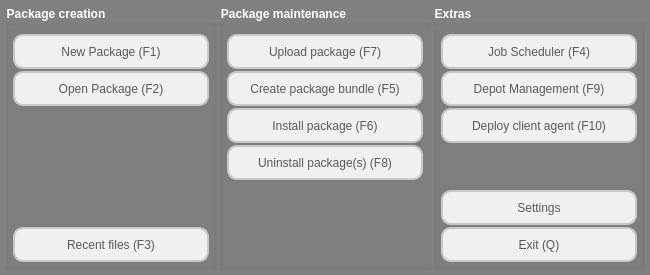
Before: the Qt Designer form oPB/ui/startup.ui in pandel/opsiPackageBuilder, drawn with Qt 5.
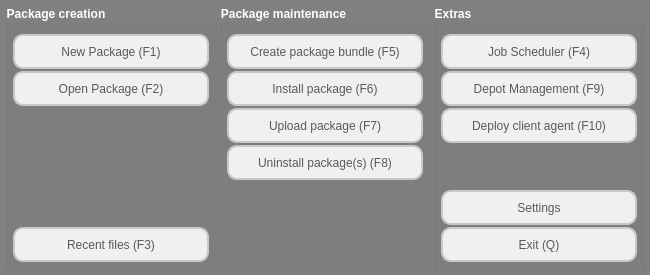
After: the same form once the commit is applied. Icons and pictures are not drawn.

```diff
--- a/oPB/ui/startup.ui
+++ b/oPB/ui/startup.ui
@@ -88,47 +88,6 @@
       <property name="spacing">
        <number>2</number>
       </property>
-      <item row="0" column="0">
-       <widget class="QPushButton" name="btnStartUpload">
-        <property name="minimumSize">
-         <size>
-          <width>0</width>
-          <height>35</height>
-         </size>
-        </property>
-        <property name="styleSheet">
-         <string notr="true">QPushButton { background:rgb(240, 240, 240);
-	color:rgb(89, 89, 89);
-	border-radius: 10px;
-	border: 2px solid rgb(200, 200, 200);
-}
-QPushButton:pressed {
-	border: 2px solid rgb(85, 85, 85);
-}
-</string>
-        </property>
-        <property name="text">
-         <string>Upload package (F7)</string>
-        </property>
-        <property name="icon">
-         <iconset>
-          <disabledon>:/images/resource_11.ico</disabledon>
-         </iconset>
-        </property>
-        <property name="iconSize">
-         <size>
-          <width>24</width>
-          <height>24</height>
-         </size>
-        </property>
-        <property name="shortcut">
-         <string>F7</string>
-        </property>
-        <property name="flat">
-         <bool>false</bool>
-        </property>
-       </widget>
-      </item>
       <item row="1" column="0">
        <widget class="QPushButton" name="btnStartBundle">
         <property name="minimumSize">
@@ -211,7 +170,7 @@
         </property>
        </widget>
       </item>
-      <item row="3" column="0">
+      <item row="4" column="0">
        <widget class="QPushButton" name="btnStartUninstall">
         <property name="minimumSize">
          <size>
@@ -252,7 +211,7 @@
         </property>
        </widget>
       </item>
-      <item row="4" column="0">
+      <item row="5" column="0">
        <spacer name="verticalSpacer_2">
         <property name="orientation">
          <enum>Qt::Vertical</enum>
@@ -265,6 +224,47 @@
         </property>
        </spacer>
       </item>
+      <item row="3" column="0">
+       <widget class="QPushButton" name="btnStartUpload">
+        <property name="minimumSize">
+         <size>
+          <width>0</width>
+          <height>35</height>
+         </size>
+        </property>
+        <property name="styleSheet">
+         <string notr="true">QPushButton { background:rgb(240, 240, 240);
+	color:rgb(89, 89, 89);
+	border-radius: 10px;
+	border: 2px solid rgb(200, 200, 200);
+}
+QPushButton:pressed {
+	border: 2px solid rgb(85, 85, 85);
+}
+</string>
+        </property>
+        <property name="text">
+         <string>Upload package (F7)</string>
+        </property>
+        <property name="icon">
+         <iconset>
+          <disabledon>:/images/resource_11.ico</disabledon>
+         </iconset>
+        </property>
+        <property name="iconSize">
+         <size>
+          <width>24</width>
+          <height>24</height>
+         </size>
+        </property>
+        <property name="shortcut">
+         <string>F7</string>
+        </property>
+        <property name="flat">
+         <bool>false</bool>
+        </property>
+       </widget>
+      </item>
      </layout>
     </widget>
    </item>
```
Left out of the diff: 1 changed line with no effect on the pictures.
